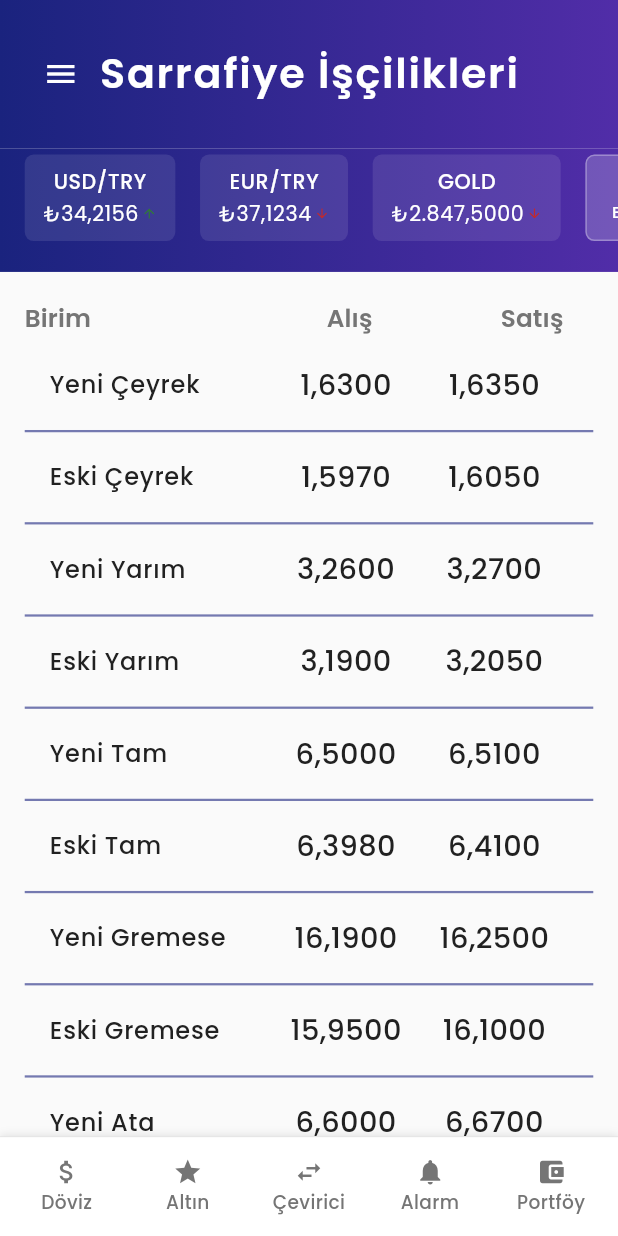
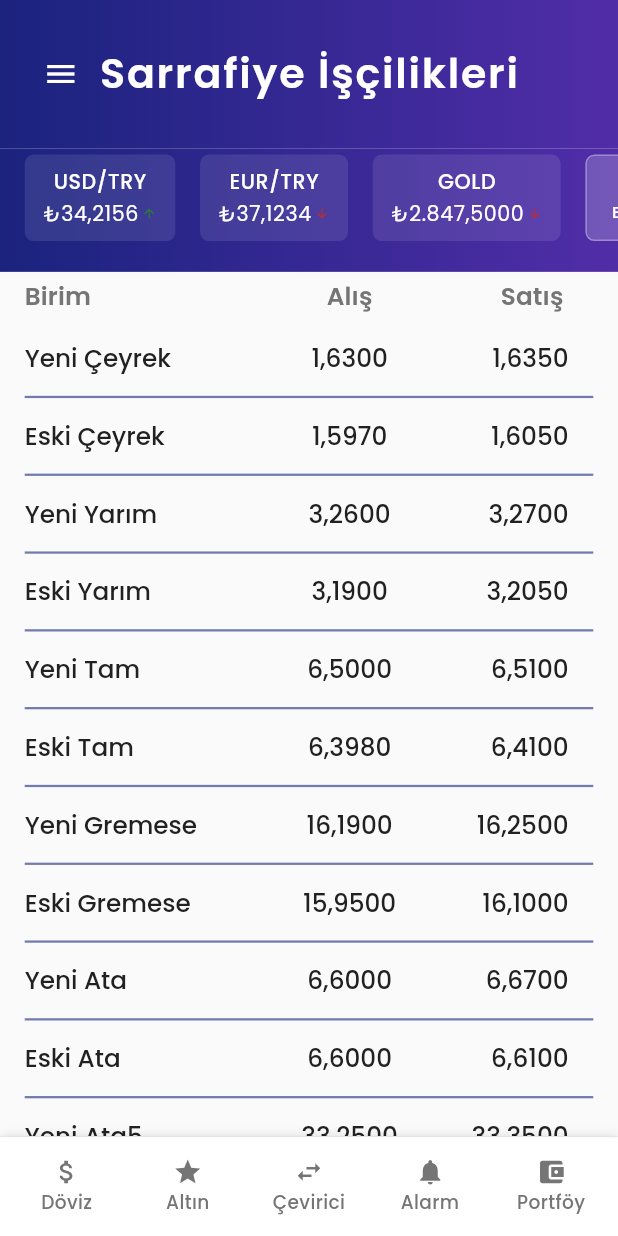
Before and after one commit to PoyrazV/zerda-gold-flutter, a Flutter app: the SarrafiyeIscilikScreen screen opened by its route, on a phone screen of 412 x 824 dp. Run offline on Flutter 3.47's test engine with Material 3 defaults, Android fonts, the phone set to English and light mode, and no system bars; our stand-ins replace cached_network_image, connectivity_plus, fl_chart, flutter_svg, fluttertoast, google_fonts and 1 more; network calls fail.

Commit message:
Improve Sarrafiye İşçilikleri page styling and navigation
- Fixed header alignment and table structure to match other pages
- Updated font styles to use consistent AppTheme.dataTextStyle
- Improved layout with proper Container structure and scrolling
- Enhanced sell price alignment with proper padding and positioning
- Added smooth page transition animations for bottom navigation
- Refined header and list item spacing for better visual consistency

🤖 Generated with [Claude Code](https://claude.ai/code)

Co-Authored-By: Claude <noreply@anthropic.com>

```diff
--- a/lib/presentation/sarrafiye_iscilik_screen/sarrafiye_iscilik_screen.dart
+++ b/lib/presentation/sarrafiye_iscilik_screen/sarrafiye_iscilik_screen.dart
@@ -154,19 +154,27 @@ class _SarrafiyeIscilikScreenState extends State<SarrafiyeIscilikScreen>
 
             // Main content
             Expanded(
-              child: SingleChildScrollView(
-                physics: const AlwaysScrollableScrollPhysics(),
+              child: Container(
+                decoration: BoxDecoration(
+                  color: AppTheme.lightTheme.scaffoldBackgroundColor,
+                ),
                 child: Column(
                   children: [
-                    SizedBox(height: 2.h),
-
-                    // Header section with table headers
+                    // Table header
                     _buildTableHeader(),
 
                     // Sarrafiye işçilik list
-                    _buildSarrafiyeList(),
-
-                    SizedBox(height: 2.h),
+                    Expanded(
+                      child: SingleChildScrollView(
+                        physics: const AlwaysScrollableScrollPhysics(),
+                        child: Column(
+                          children: [
+                            _buildSarrafiyeList(),
+                            SizedBox(height: 2.h),
+                          ],
+                        ),
+                      ),
+                    ),
                   ],
                 ),
               ),
@@ -406,7 +414,7 @@ class _SarrafiyeIscilikScreenState extends State<SarrafiyeIscilikScreen>
 
   Widget _buildTableHeader() {
     return Container(
-      padding: EdgeInsets.symmetric(horizontal: 4.w, vertical: 0.3.h),
+      padding: EdgeInsets.symmetric(horizontal: 4.w, vertical: 0.5.h),
       child: Row(
         children: [
           Expanded(
@@ -474,7 +482,7 @@ class _SarrafiyeIscilikScreenState extends State<SarrafiyeIscilikScreen>
             ),
           ),
           child: Padding(
-            padding: EdgeInsets.symmetric(vertical: 2.h, horizontal: 4.w),
+            padding: EdgeInsets.symmetric(vertical: 1.6.h, horizontal: 0.w),
             child: Row(
               children: [
                 // Name
@@ -482,9 +490,10 @@ class _SarrafiyeIscilikScreenState extends State<SarrafiyeIscilikScreen>
                   flex: 3,
                   child: Text(
                     item['name'] as String,
-                    style: AppTheme.lightTheme.textTheme.bodyLarge?.copyWith(
-                      fontWeight: FontWeight.w500,
-                    ),
+                    style: AppTheme.dataTextStyle(
+                      isLight: true,
+                      fontSize: 12.sp,
+                    ).copyWith(fontWeight: FontWeight.w500),
                   ),
                 ),
                 // Buy price
@@ -493,21 +502,24 @@ class _SarrafiyeIscilikScreenState extends State<SarrafiyeIscilikScreen>
                   child: Text(
                     CurrencyFormatter.formatNumber(item['buyPrice'] as double, decimalPlaces: 4),
                     textAlign: TextAlign.center,
-                    style: AppTheme.lightTheme.textTheme.bodyMedium?.copyWith(
-                      fontWeight: FontWeight.w500,
-                      fontSize: 14.sp,
-                    ),
+                    style: AppTheme.dataTextStyle(
+                      isLight: true,
+                      fontSize: 12.sp,
+                    ).copyWith(fontWeight: FontWeight.w500),
                   ),
                 ),
                 // Sell price
                 Expanded(
                   flex: 2,
-                  child: Text(
-                    CurrencyFormatter.formatNumber(item['sellPrice'] as double, decimalPlaces: 4),
-                    textAlign: TextAlign.center,
-                    style: AppTheme.lightTheme.textTheme.bodyMedium?.copyWith(
-                      fontWeight: FontWeight.w500,
-                      fontSize: 14.sp,
+                  child: Container(
+                    alignment: Alignment.centerRight,
+                    padding: EdgeInsets.only(right: 4.w),
+                    child: Text(
+                      CurrencyFormatter.formatNumber(item['sellPrice'] as double, decimalPlaces: 4),
+                      style: AppTheme.dataTextStyle(
+                        isLight: true,
+                        fontSize: 12.sp,
+                      ).copyWith(fontWeight: FontWeight.w500),
                     ),
                   ),
                 ),
```
Also changed, not shown: lib/widgets/bottom_navigation_bar.dart (+46 -1 lines).
